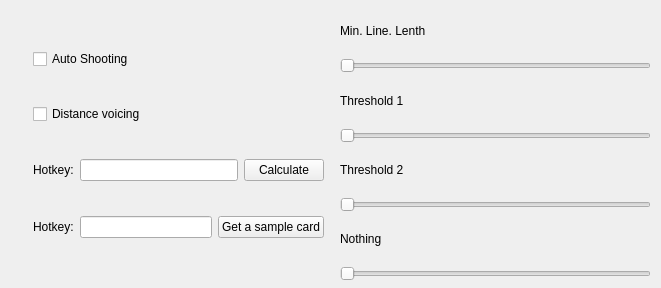
Before: the Qt Designer form main.ui in IZomBiee/PUBG-Mortar-Calculator, drawn with Qt 5.
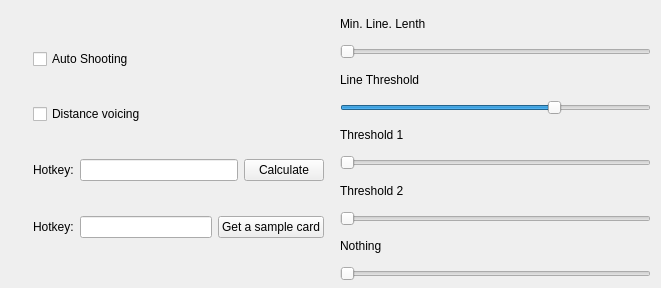
After: the same form once the commit is applied. Icons and pictures are not drawn.

Commit message: Version: 0.0.2 Tryed to implement line merge

```diff
--- a/main.ui
+++ b/main.ui
@@ -131,7 +131,27 @@
        <item>
         <widget class="QSlider" name="MinLineLenthSlider">
          <property name="maximum">
-          <number>1000</number>
+          <number>5000</number>
+         </property>
+         <property name="orientation">
+          <enum>Qt::Horizontal</enum>
+         </property>
+        </widget>
+       </item>
+       <item>
+        <widget class="QLabel" name="LineThresholdLabel">
+         <property name="text">
+          <string>Line Threshold</string>
+         </property>
+        </widget>
+       </item>
+       <item>
+        <widget class="QSlider" name="LineThresholdSlider">
+         <property name="maximum">
+          <number>5000</number>
+         </property>
+         <property name="value">
+          <number>3500</number>
          </property>
          <property name="orientation">
           <enum>Qt::Horizontal</enum>
```
The commit also changes 6 other files.
